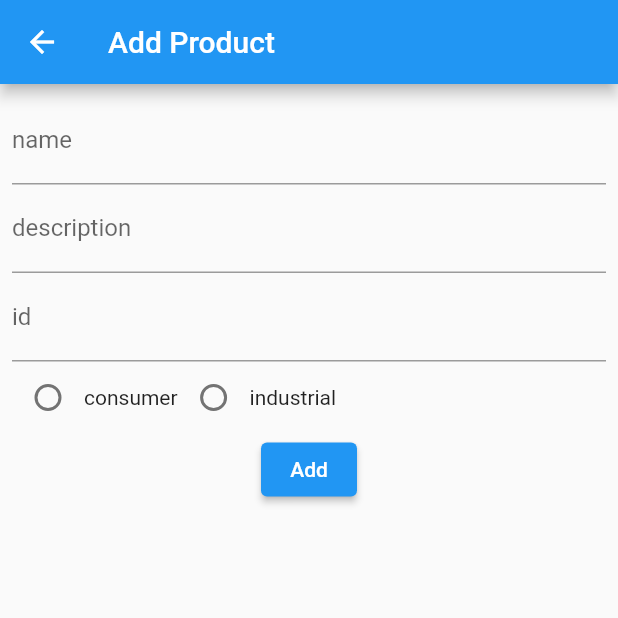
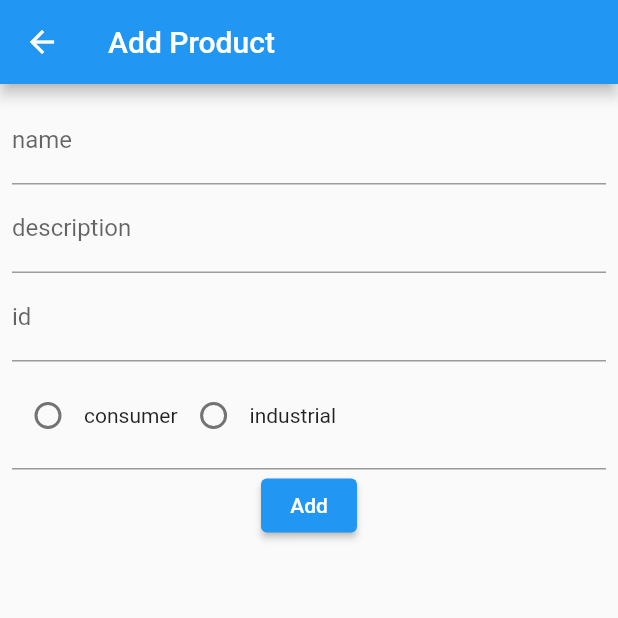
Before and after one commit to mehulpamale/flutter-simple-crud-clean-arch-with-tests, a Flutter app: the screen it shows after launch, after a tap on "Add Product", on a phone screen of 412 x 824 dp, the top half of it. Run offline on Flutter 3.47's test engine with Material 2 defaults, Android fonts, the light colour scheme and no system bars; drawn by our look-alikes of flutter_form_builder; our stand-ins replace equatable, fluttertoast, form_builder_validators, get, get_it, hive and 1 more; accounts and stored records are empty.

Commit message:
use form builder for radio buttons

```diff
--- a/lib/feature/presentation/widgets/product_form/product_form_widget.dart
+++ b/lib/feature/presentation/widgets/product_form/product_form_widget.dart
@@ -1,4 +1,6 @@
 import 'package:flutter/material.dart';
+import 'package:flutter_form_builder/flutter_form_builder.dart';
+import 'package:form_builder_validators/form_builder_validators.dart';
 import 'package:get/get.dart';
 import 'package:product_crud_demo/app_toast.dart';
 import 'package:product_crud_demo/enums/product_category.dart';
@@ -44,23 +46,19 @@ class _ProductFormState extends State<ProductForm> {
               decoration: const InputDecoration(labelText: "id"),
               controller: c.idTEC,
             ),
-            Row(
-              children: [
-                Radio(
-                  key: const Key(WidgetKeys.productFormRadioConsumer),
-                  value: ProductCategory.consumer.name,
-                  groupValue: c.category,
-                  onChanged: c.onRadioChanged,
-                ),
-                const Text("consumer"),
-                Radio(
-                  key: const Key(WidgetKeys.productFormRadioIndustrial),
-                  value: ProductCategory.industrial.name,
-                  groupValue: c.category,
-                  onChanged: c.onRadioChanged,
-                ),
-                const Text("industrial")
-              ],
+            FormBuilderRadioGroup(
+              name: "category",
+              // decoration: InputDecoration(labelText: 'Category'),
+              validator: FormBuilderValidators.compose([
+                FormBuilderValidators.required(
+                    errorText: "Category is required")
+              ]),
+              options: ProductCategory.values
+                  .map((lang) => FormBuilderFieldOption(
+                        value: lang.name,
+                        child: Text(lang.name),
+                      ))
+                  .toList(growable: false),
             ),
             ElevatedButton(
                 onPressed: () {
--- a/lib/main.dart
+++ b/lib/main.dart
@@ -1,4 +1,5 @@
 import 'package:flutter/material.dart';
+import 'package:form_builder_validators/form_builder_validators.dart';
 import 'package:get/get.dart';
 import 'package:hive_flutter/hive_flutter.dart';
 import 'package:product_crud_demo/feature/data/remote/hive/models/product_hive_model.dart';
@@ -22,6 +23,7 @@ class MyApp extends StatelessWidget {
   Widget build(BuildContext context) {
     return GetMaterialApp(
       title: 'Flutter Demo',
+      localizationsDelegates: const [FormBuilderLocalizations.delegate],
       theme: ThemeData(
         primarySwatch: Colors.blue,
       ),
```
